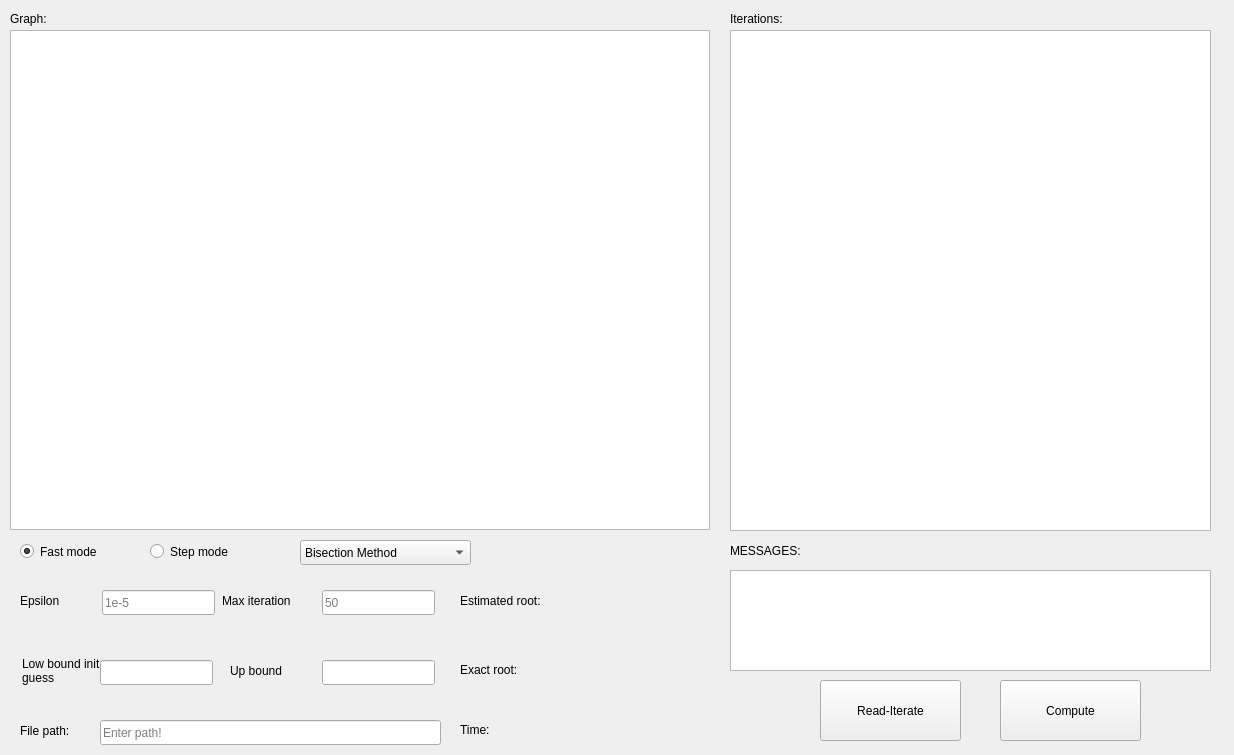
yehias21/Bachelor-Assignments, file form.ui: the form before one commit.
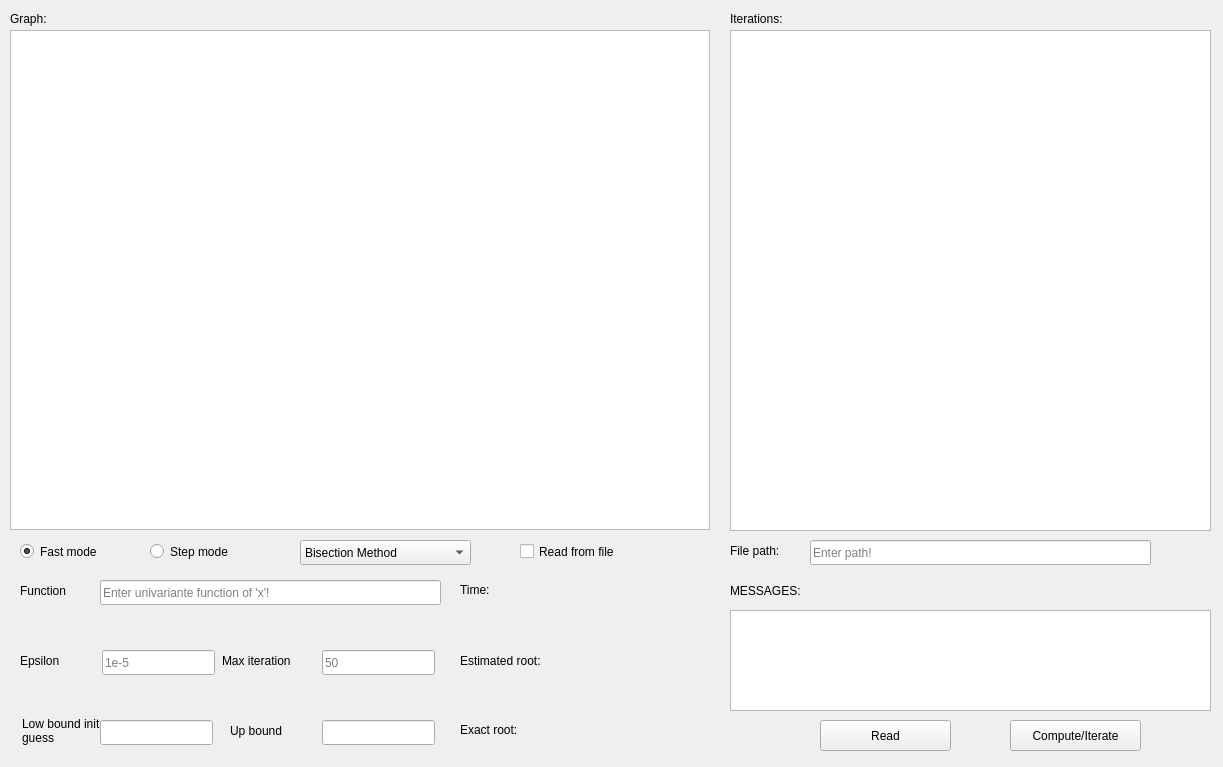
The form after the commit.

Commit message: - GUI FIXED - ALL FUNCTIONALITY IMPLEMENTED EXCEPT FOR RUN

What changed in the file:
```diff
--- a/form.ui
+++ b/form.ui
@@ -6,8 +6,8 @@
    <rect>
     <x>0</x>
     <y>0</y>
-    <width>1234</width>
-    <height>755</height>
+    <width>1223</width>
+    <height>767</height>
    </rect>
   </property>
   <property name="windowTitle">
@@ -16,19 +16,6 @@
   <property name="styleSheet">
    <string notr="true"/>
   </property>
-  <widget class="QPushButton" name="BTcompute">
-   <property name="geometry">
-    <rect>
-     <x>1000</x>
-     <y>680</y>
-     <width>141</width>
-     <height>61</height>
-    </rect>
-   </property>
-   <property name="text">
-    <string>Compute</string>
-   </property>
-  </widget>
   <widget class="QGraphicsView" name="graphicsView">
    <property name="geometry">
     <rect>
@@ -91,7 +78,7 @@
    <property name="geometry">
     <rect>
      <x>100</x>
-     <y>660</y>
+     <y>720</y>
      <width>113</width>
      <height>25</height>
     </rect>
@@ -101,7 +88,7 @@
    <property name="geometry">
     <rect>
      <x>322</x>
-     <y>660</y>
+     <y>720</y>
      <width>113</width>
      <height>25</height>
     </rect>
@@ -114,7 +101,7 @@
    <property name="geometry">
     <rect>
      <x>322</x>
-     <y>590</y>
+     <y>650</y>
      <width>113</width>
      <height>25</height>
     </rect>
@@ -127,7 +114,7 @@
    <property name="geometry">
     <rect>
      <x>102</x>
-     <y>590</y>
+     <y>650</y>
      <width>113</width>
      <height>25</height>
     </rect>
@@ -169,7 +156,7 @@
    <property name="geometry">
     <rect>
      <x>20</x>
-     <y>590</y>
+     <y>650</y>
      <width>51</width>
      <height>21</height>
     </rect>
@@ -182,7 +169,7 @@
    <property name="geometry">
     <rect>
      <x>222</x>
-     <y>590</y>
+     <y>650</y>
      <width>91</width>
      <height>21</height>
     </rect>
@@ -195,7 +182,7 @@
    <property name="geometry">
     <rect>
      <x>230</x>
-     <y>660</y>
+     <y>720</y>
      <width>67</width>
      <height>21</height>
     </rect>
@@ -208,7 +195,7 @@
    <property name="geometry">
     <rect>
      <x>22</x>
-     <y>650</y>
+     <y>710</y>
      <width>81</width>
      <height>41</height>
     </rect>
@@ -227,7 +214,7 @@
    <property name="geometry">
     <rect>
      <x>460</x>
-     <y>590</y>
+     <y>650</y>
      <width>111</width>
      <height>21</height>
     </rect>
@@ -239,8 +226,8 @@
   <widget class="QLineEdit" name="LEfilepath">
    <property name="geometry">
     <rect>
-     <x>100</x>
-     <y>720</y>
+     <x>810</x>
+     <y>540</y>
      <width>341</width>
      <height>25</height>
     </rect>
@@ -255,8 +242,8 @@
   <widget class="QLabel" name="label_6">
    <property name="geometry">
     <rect>
-     <x>20</x>
-     <y>720</y>
+     <x>730</x>
+     <y>540</y>
      <width>67</width>
      <height>21</height>
     </rect>
@@ -265,24 +252,11 @@
     <string>File path:</string>
    </property>
   </widget>
-  <widget class="QPushButton" name="BTreadfile">
-   <property name="geometry">
-    <rect>
-     <x>820</x>
-     <y>680</y>
-     <width>141</width>
-     <height>61</height>
-    </rect>
-   </property>
-   <property name="text">
-    <string>Read-Iterate</string>
-   </property>
-  </widget>
   <widget class="QLabel" name="label_7">
    <property name="geometry">
     <rect>
      <x>460</x>
-     <y>660</y>
+     <y>720</y>
      <width>81</width>
      <height>20</height>
     </rect>
@@ -295,17 +269,20 @@
    <property name="geometry">
     <rect>
      <x>730</x>
-     <y>570</y>
+     <y>610</y>
      <width>481</width>
      <height>101</height>
     </rect>
    </property>
+   <property name="readOnly">
+    <bool>true</bool>
+   </property>
   </widget>
   <widget class="QLabel" name="label_8">
    <property name="geometry">
     <rect>
      <x>730</x>
-     <y>540</y>
+     <y>580</y>
      <width>91</width>
      <height>21</height>
     </rect>
@@ -344,7 +321,7 @@
    <property name="geometry">
     <rect>
      <x>600</x>
-     <y>590</y>
+     <y>640</y>
      <width>81</width>
      <height>21</height>
     </rect>
@@ -357,7 +334,7 @@
    <property name="geometry">
     <rect>
      <x>600</x>
-     <y>660</y>
+     <y>710</y>
      <width>81</width>
      <height>21</height>
     </rect>
@@ -370,7 +347,7 @@
    <property name="geometry">
     <rect>
      <x>600</x>
-     <y>720</y>
+     <y>580</y>
      <width>81</width>
      <height>21</height>
     </rect>
@@ -383,7 +360,7 @@
    <property name="geometry">
     <rect>
      <x>460</x>
-     <y>720</y>
+     <y>580</y>
      <width>51</width>
      <height>20</height>
     </rect>
@@ -392,6 +369,74 @@
     <string>Time:</string>
    </property>
   </widget>
+  <widget class="QCheckBox" name="CBisread">
+   <property name="geometry">
+    <rect>
+     <x>520</x>
+     <y>540</y>
+     <width>131</width>
+     <height>23</height>
+    </rect>
+   </property>
+   <property name="text">
+    <string>Read from file</string>
+   </property>
+  </widget>
+  <widget class="QPushButton" name="BTcompute">
+   <property name="geometry">
+    <rect>
+     <x>1010</x>
+     <y>720</y>
+     <width>131</width>
+     <height>31</height>
+    </rect>
+   </property>
+   <property name="text">
+    <string>Compute/Iterate</string>
+   </property>
+  </widget>
+  <widget class="QPushButton" name="BTreadfile">
+   <property name="geometry">
+    <rect>
+     <x>820</x>
+     <y>720</y>
+     <width>131</width>
+     <height>31</height>
+    </rect>
+   </property>
+   <property name="text">
+    <string>Read</string>
+   </property>
+  </widget>
+  <widget class="QLineEdit" name="LEfunc">
+   <property name="geometry">
+    <rect>
+     <x>100</x>
+     <y>580</y>
+     <width>341</width>
+     <height>25</height>
+    </rect>
+   </property>
+   <property name="text">
+    <string/>
+   </property>
+   <property name="placeholderText">
+    <string>Enter univariante function of 'x'!</string>
+   </property>
+  </widget>
+  <widget class="QLabel" name="label_12">
+   <property name="geometry">
+    <rect>
+     <x>20</x>
+     <y>580</y>
+     <width>67</width>
+     <height>21</height>
+    </rect>
+   </property>
+   <property name="text">
+    <string>Function</string>
+   </property>
+  </widget>
  </widget>
  <resources/>
  <connections/>
```
Left out of the diff: 8 changed lines with no effect on the pictures. The commit also changes 2 other files.
